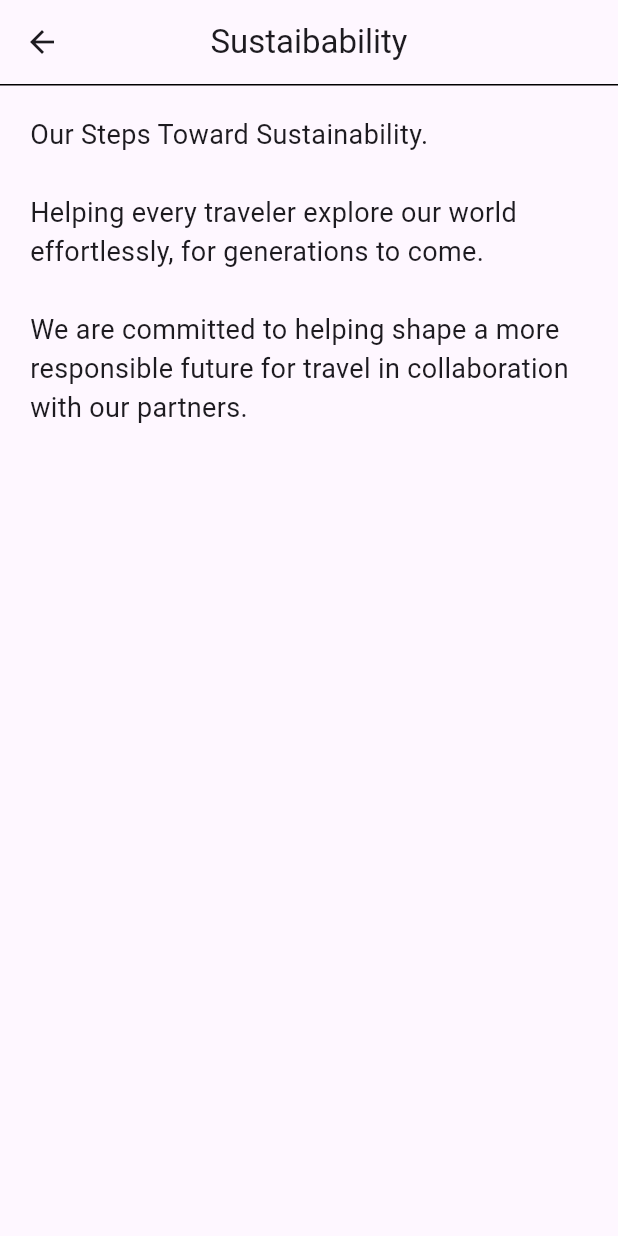
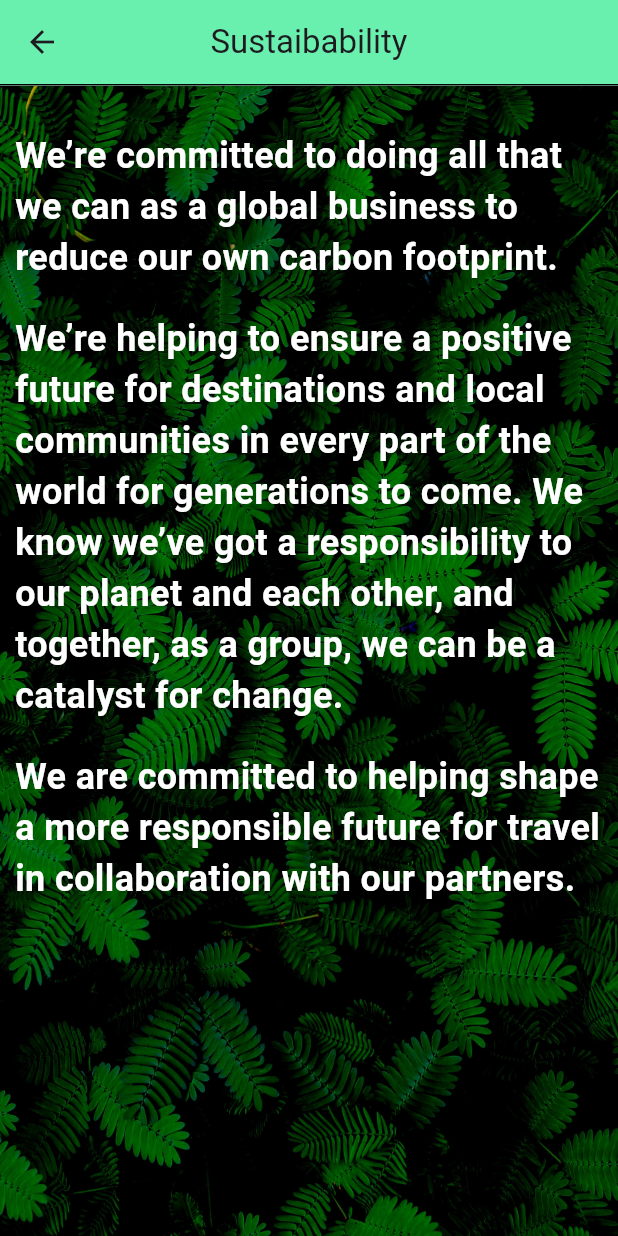
Before and after one commit to AyonDebnath/FLIGHT-SAVVY-APP, a Flutter app: the sustainability screen opened directly, on a phone screen of 412 x 824 dp. Run offline on Flutter 3.47's test engine with Material 3 defaults, Android fonts, the phone set to English and light mode, and no system bars; our stand-ins replace animated_toggle_switch, cloud_firestore, csv, curved_navigation_bar, firebase_auth, firebase_core and 9 more; missing offline and left inert: dart_openai; accounts and stored records are empty.

Commit message:
Sustainability view completed

```diff
--- a/flight_savvy/lib/view/sustainability.dart
+++ b/flight_savvy/lib/view/sustainability.dart
@@ -6,6 +6,7 @@ class sustainability extends StatelessWidget {
     return Scaffold(
       appBar: AppBar(
         title: Text('Sustaibability'),
+        backgroundColor: Colors.greenAccent,
         centerTitle: true,
         bottom: PreferredSize(
           preferredSize: Size.fromHeight(1.0),
@@ -15,11 +16,54 @@ class sustainability extends StatelessWidget {
           ), // Set the preferred size of the underline
         ),
       ),
-        body: Padding(
-          padding: const EdgeInsets.all(20),
-          child: Text(
-              'Our Steps Toward Sustainability.\n\nHelping every traveler explore our world effortlessly, for generations to come.\n\nWe are committed to helping shape a more responsible future for travel in collaboration with our partners.',
-              style: TextStyle(fontSize: 18)),
-        ));
+      body: Container(
+        decoration: BoxDecoration(
+          image: DecorationImage(
+            image: AssetImage('assets/sustainableBackground.jpeg'),
+            fit: BoxFit
+                .cover,
+          ),
+        ),
+        child: Padding(
+          padding: const EdgeInsets.all(10),
+          child: Column(
+            children: [
+              SizedBox(
+                height: 20,
+              ),
+              Text('We’re committed to doing all that we can as a global business to reduce our own carbon footprint. ',
+                style: TextStyle(
+                  fontSize: 24.0,
+                  fontWeight: FontWeight.bold,
+                  color: Colors.white,
+                ),
+              ),
+              SizedBox(
+                height: 20,
+              ),
+              Text(
+                'We’re helping to ensure a positive future for destinations and local communities in every part of the world for generations to come. We know we’ve got a responsibility to our planet and each other, and together, as a group, we can be a catalyst for change.',
+                style: TextStyle(
+                  fontSize: 24.0,
+                  fontWeight: FontWeight.bold,
+                  color: Colors.white,
+                ),
+              ),
+              SizedBox(
+                height: 20,
+              ),
+              Text(
+                'We are committed to helping shape a more responsible future for travel in collaboration with our partners.',
+                style: TextStyle(
+                  fontSize: 24.0,
+                  fontWeight: FontWeight.bold,
+                  color: Colors.white,
+                ),
+              ),
+            ],
+          ),
+        ),
+      ),
+    );
   }
 }
--- a/flight_savvy/pubspec.yaml
+++ b/flight_savvy/pubspec.yaml
@@ -124,3 +124,4 @@ flutter:
     - lib/assets/airplane background.png
     - lib/assets/floght_logo.png
     - assets/welcome_guest.png
+    - assets/sustainableBackground.jpeg
```
Also changed, not shown: flight_savvy/assets/sustainableBackground.jpeg (added), 1 other file. Lines whose indentation alone changed are shown as unchanged.
